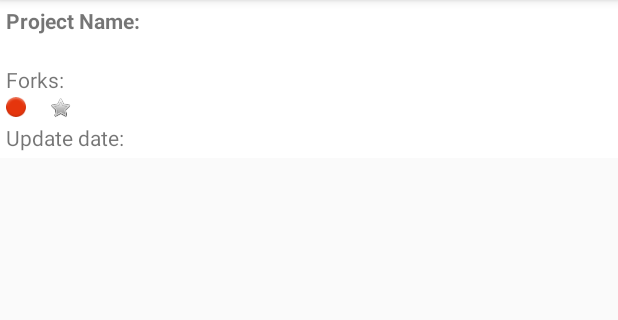
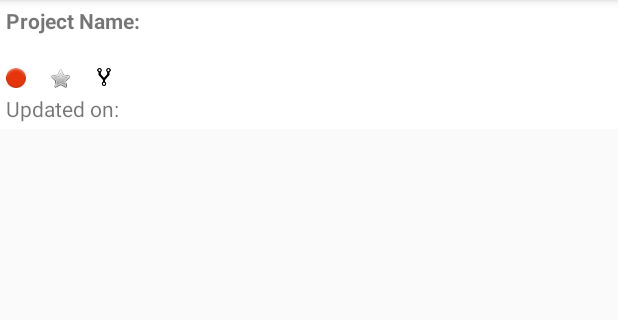
Before and after one commit to vGrynishyn/GitHubViewer, an Android app: the layout list_item_user.xml on its own in the app's theme, with its tools: preview values and no code run, on a phone screen of 412 x 824 dp, the part 84-404 px from its top. Run offline under Robolectric (Android 15) with nearby library versions, the phone set to English and light mode, and no system bars.

Commit message:
Added fork icon

```diff
--- a/app/src/main/java/com/vgrynishyn/githubviewer/MainActivity.java
+++ b/app/src/main/java/com/vgrynishyn/githubviewer/MainActivity.java
@@ -151,7 +151,7 @@ public class MainActivity extends Activity {
             holder.LinLayout.setOnClickListener(new View.OnClickListener(){
                 @Override
                 public void onClick(View v) {
-                    int itemPosition = mRecyclerView.indexOfChild(v); //TODO: check getting position
+                    int itemPosition = mRecyclerView.indexOfChild(v);
                     Intent intent = new Intent(getApplicationContext(), ReposInfoActivity.class);
                     UserRepository ur = mReposInfo.get(itemPosition);
                     intent.putExtra("reposInfo", ur);
--- a/app/src/main/res/layout/activity_main.xml
+++ b/app/src/main/res/layout/activity_main.xml
@@ -11,7 +11,7 @@
         android:layout_width="match_parent"
         android:layout_height="wrap_content"
         android:layout_alignParentStart="true"
-        android:background="@color/colorPrimary"
+        android:background="#80000000"
         android:scrollbars="vertical"
         tools:ignore="MissingConstraints" />
 
--- a/app/src/main/res/layout/list_item_user.xml
+++ b/app/src/main/res/layout/list_item_user.xml
@@ -17,12 +17,13 @@
             android:layout_width="wrap_content"
             android:layout_height="wrap_content"
             android:layout_weight="1"
-            android:text="Project Name: "
+            android:text="@string/project_name"
             android:textStyle="bold" />
         <TextView
             android:id="@+id/reposNameView"
             android:layout_width="match_parent"
             android:layout_height="wrap_content"
+            android:layout_marginStart="5dp"
             android:background="#FFFFFF"
             android:textStyle="bold"/> />
     </LinearLayout>
@@ -33,23 +34,7 @@
             android:layout_height="20dp"
             android:background="#FFFFFF"/>
 
-    <LinearLayout
-        android:layout_width="wrap_content"
-        android:layout_height="wrap_content">
 
-        <TextView
-            android:id="@+id/forkHeader"
-            android:layout_width="wrap_content"
-            android:layout_height="wrap_content"
-            android:text="Forks: "
-            android:background="#FFFFFF"/>
-        <TextView
-            android:id="@+id/reposStarsView"
-            android:layout_width="wrap_content"
-            android:layout_height="wrap_content"
-            android:layout_marginStart="5dp"
-            android:background="#FFFFFF"/>
-    </LinearLayout>
 
     <LinearLayout
         android:layout_width="wrap_content"
@@ -81,7 +66,19 @@
             android:layout_marginStart="5dp"
             android:layout_height="wrap_content"
             android:background="#FFFFFF"/>
-
+        <ImageView
+            android:id="@+id/imageFork"
+            android:layout_width="12dp"
+            android:layout_height="12dp"
+            android:layout_marginTop="2dp"
+            android:layout_marginStart="10dp"
+            android:src="@drawable/fork" />
+        <TextView
+            android:id="@+id/reposStarsView"
+            android:layout_width="wrap_content"
+            android:layout_height="wrap_content"
+            android:layout_marginStart="5dp"
+            android:background="#FFFFFF"/>
 
     </LinearLayout>
 
@@ -92,7 +89,7 @@
     <TextView
             android:layout_width="wrap_content"
             android:layout_height="wrap_content"
-            android:text="Update date: "
+            android:text="@string/update_date"
             android:background="#FFFFFF"/>
     <TextView
             android:id="@+id/reposUpdateDateView"
--- a/app/src/main/res/values/strings.xml
+++ b/app/src/main/res/values/strings.xml
@@ -1,3 +1,6 @@
 <resources>
     <string name="app_name">GitHubViewer</string>
+    <string name="project_name">Project Name: </string>
+    <string name="forks">Forks: </string>
+    <string name="update_date">Updated on: </string>
 </resources>
```
Also changed, not shown: app/src/main/res/drawable-v24/fork.png (added).
